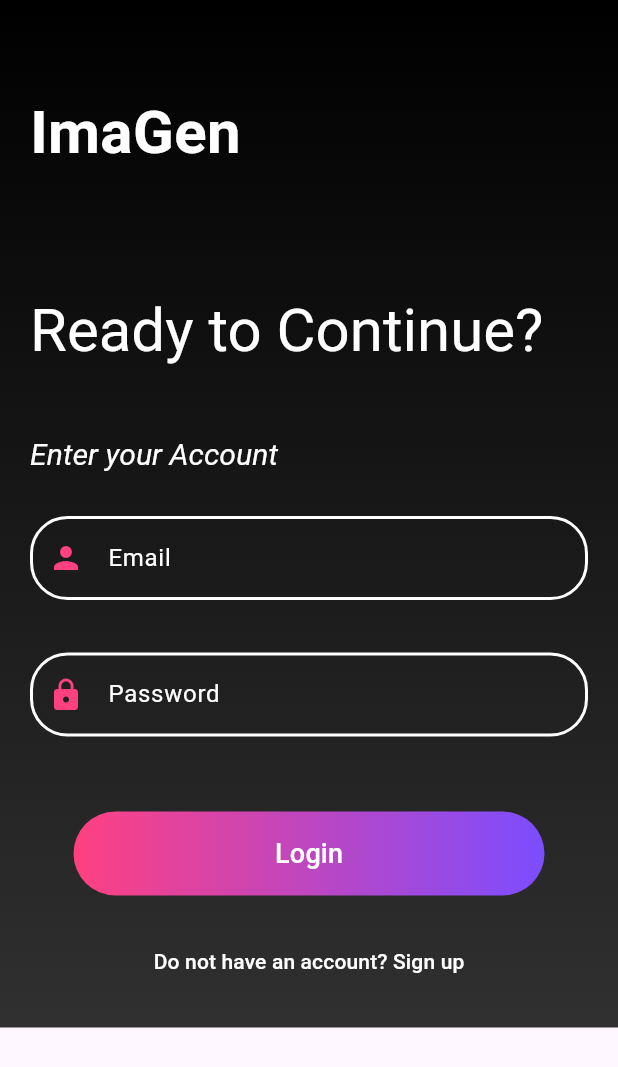
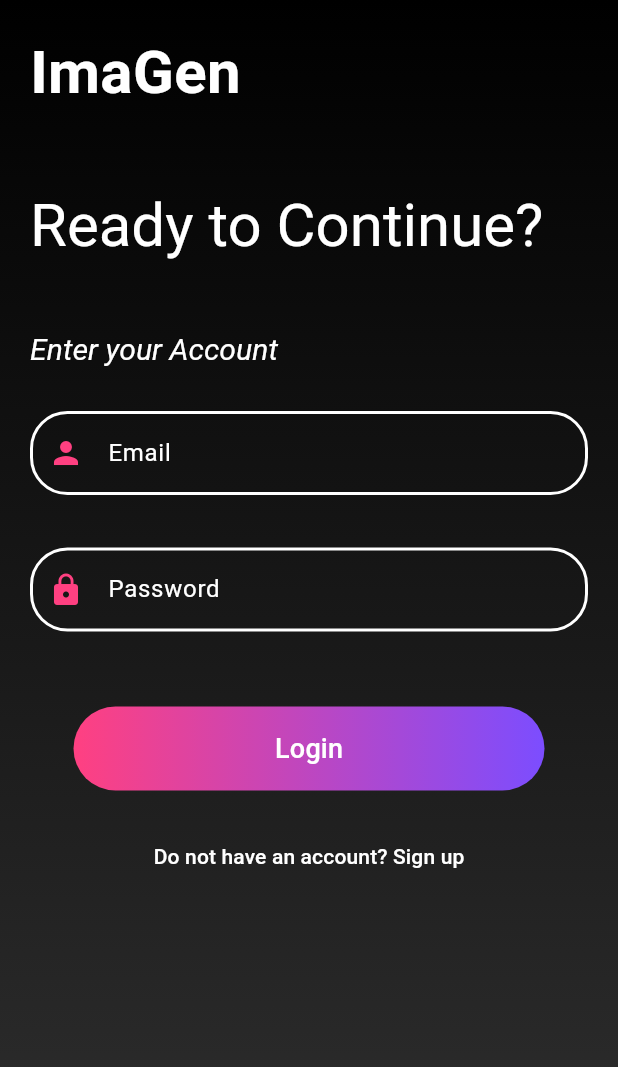
Before and after one commit to iamsurjog/devjams24, a Flutter app: the screen it shows after launch, after a tap on "Login", on a phone screen of 412 x 824 dp. Shown: the top 1067 px of the screen. Run offline on Flutter 3.47's test engine with Material 3 defaults, Android fonts, the phone set to English and light mode, and no system bars; our stand-ins replace google_fonts; Roboto replaces fonts that are missing (Montez).

Commit message:
Update Login_page.dart

```diff
--- a/app/lib/Login_page.dart
+++ b/app/lib/Login_page.dart
@@ -2,8 +2,9 @@ import 'package:flutter/material.dart';
 import 'package:google_fonts/google_fonts.dart';
 
 import 'Input_details.dart';
-import 'Sign_in.dart'; // Only keep necessary imports
-
+import 'ScriptGeneratorScreen.dart';
+import 'Sign_in.dart';
+import 'main.dart';
 class LoginPage extends StatefulWidget {
   final String registeredEmail;
   final String registeredPassword;
@@ -20,7 +21,6 @@ class _LoginPageState extends State<LoginPage> {
 
   @override
   void dispose() {
-    // Dispose controllers to prevent memory leaks
     emailController.dispose();
     passwordController.dispose();
     super.dispose();
@@ -29,26 +29,26 @@ class _LoginPageState extends State<LoginPage> {
   @override
   Widget build(BuildContext context) {
     return Scaffold(
-      body: SafeArea( // Use SafeArea to avoid overlap with system UI
+      body: SafeArea(
         child: Container(
+          height: MediaQuery.of(context).size.height,
           decoration: BoxDecoration(
+            color: Colors.black,
             gradient: LinearGradient(
               begin: Alignment.topCenter,
               end: Alignment.bottomCenter,
               colors: [
-                Colors.black, // First shade
-                Color(0xFF303030), // Second shade
+                Colors.black,
+                Color(0xFF303030),
               ],
             ),
           ),
-          child: SingleChildScrollView( // Allow scrolling in case of overflow
-            child: Padding(
+          child: SingleChildScrollView(
             padding: const EdgeInsets.all(20.0),
             child: Column(
               crossAxisAlignment: CrossAxisAlignment.start,
               children: [
-                  // Header and title part
-                  SizedBox(height: 40),
+                SizedBox(height: 0),
                 Text(
                   'ImaGen',
                   style: GoogleFonts.montez(
@@ -59,8 +59,7 @@ class _LoginPageState extends State<LoginPage> {
                     ),
                   ),
                 ),
-                  SizedBox(height: 80), // Space before the main content
-
+                SizedBox(height: 50),
                 RichText(
                   textAlign: TextAlign.left,
                   text: TextSpan(
@@ -144,13 +143,11 @@ class _LoginPageState extends State<LoginPage> {
 
                         if (email == widget.registeredEmail &&
                             password == widget.registeredPassword) {
-                            // Successful login, navigate to HomePage
                           Navigator.pushReplacement(
                             context,
                             MaterialPageRoute(builder: (context) => PunchInPage()),
                           );
                         } else {
-                            // Show error message
                           ScaffoldMessenger.of(context).showSnackBar(
                             SnackBar(content: Text('Invalid email or password')),
                           );
@@ -190,7 +187,6 @@ class _LoginPageState extends State<LoginPage> {
           ),
         ),
       ),
-      ),
     );
   }
 }
```
Lines whose indentation alone changed are shown as unchanged.
